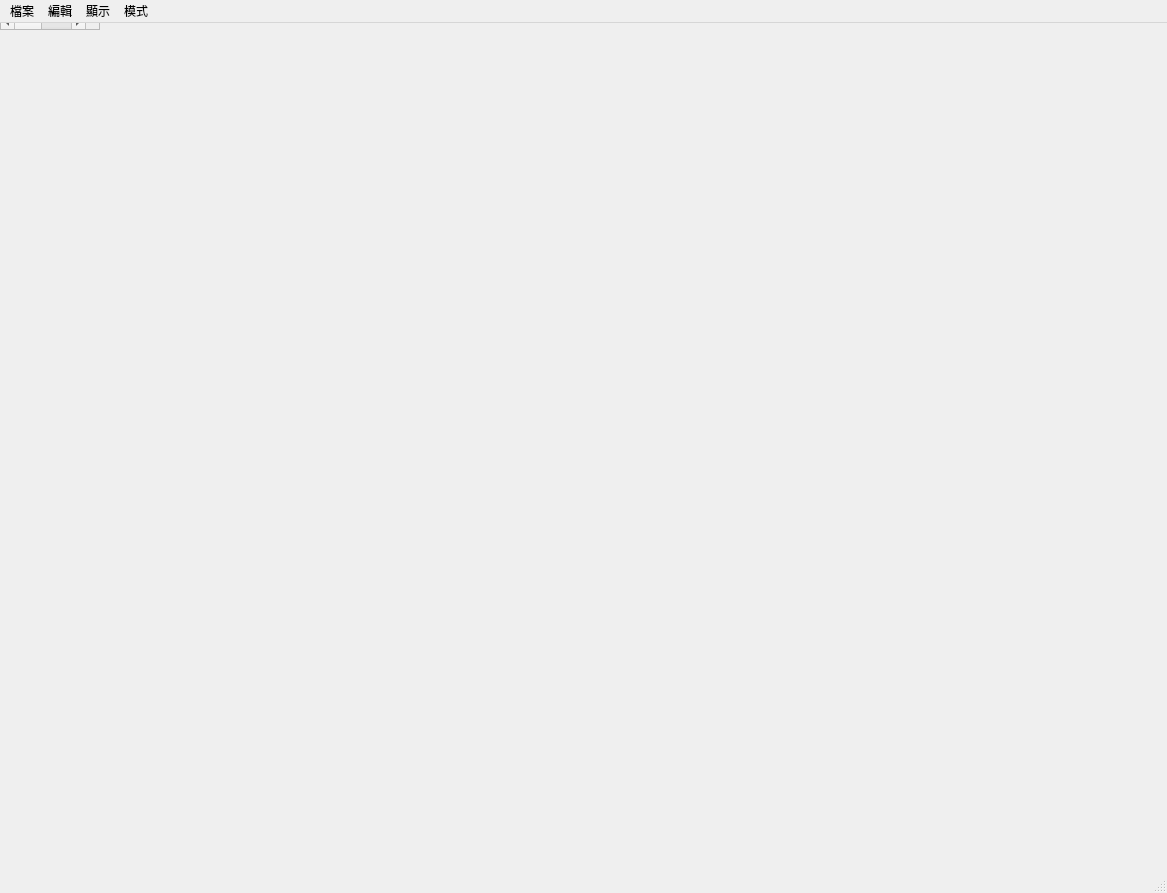
First picture: the form in QtStockPriceMainWindow.ui, repository foxking0416/PythonStockPrice, before the edit.
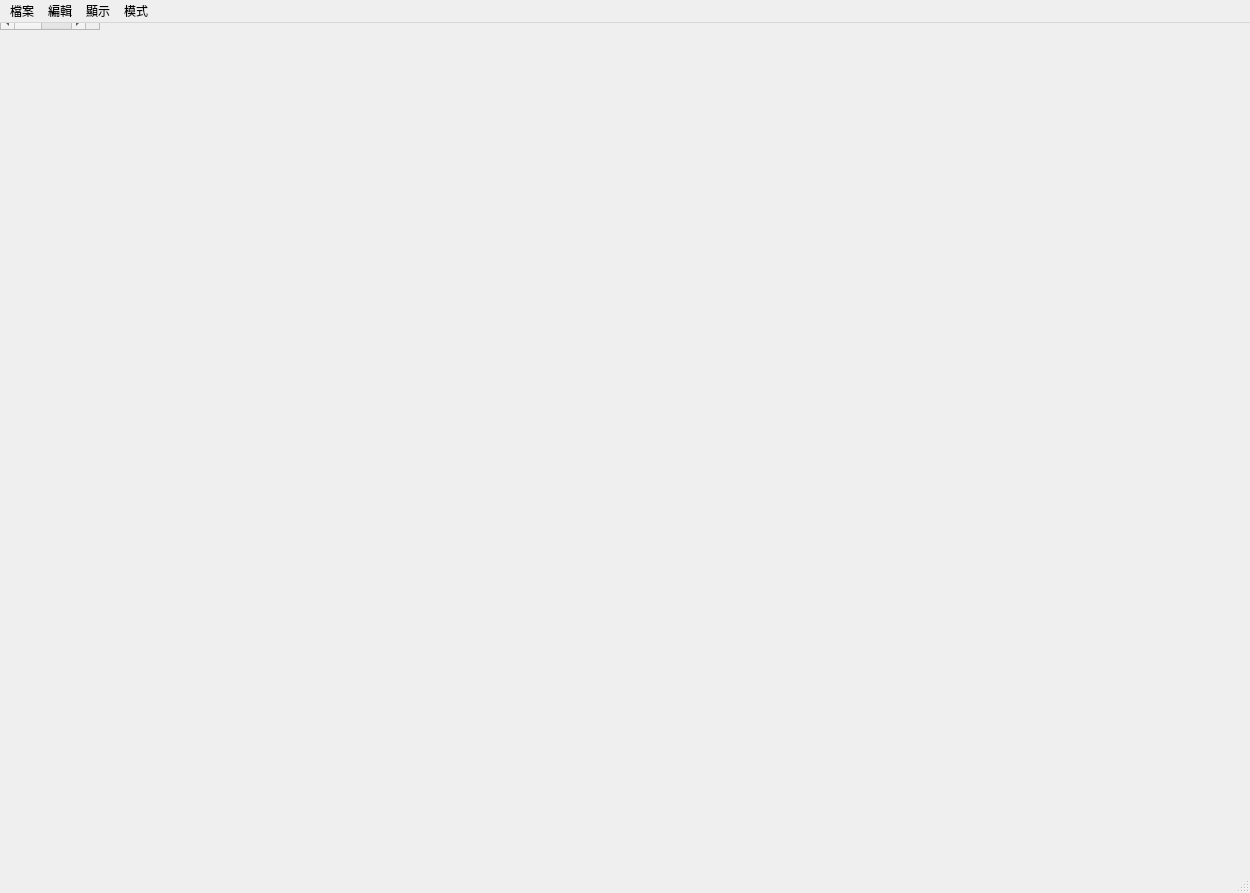
Second picture: the form after the edit.

Commit message: 會記錄 MainWindow 的大小

Patch:
```diff
--- a/QtStockPriceMainWindow.ui
+++ b/QtStockPriceMainWindow.ui
@@ -6,7 +6,7 @@
    <rect>
     <x>0</x>
     <y>0</y>
-    <width>1167</width>
+    <width>1250</width>
     <height>893</height>
    </rect>
   </property>
@@ -183,7 +183,7 @@
     <rect>
      <x>0</x>
      <y>0</y>
-     <width>1167</width>
+     <width>1250</width>
      <height>21</height>
     </rect>
    </property>
```
Left out of the diff: 2 changed lines with no effect on the pictures. The commit also changes 2 other files.
